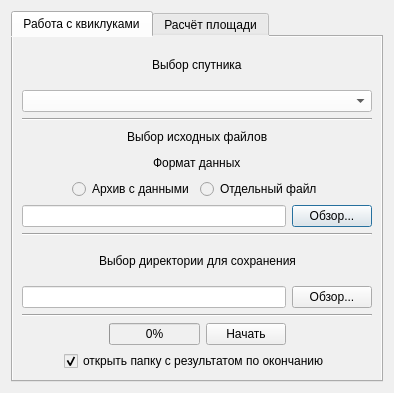
Before: the Qt Designer form helper_main_dialog_base.ui in bazzile/helper, drawn with Qt 5.
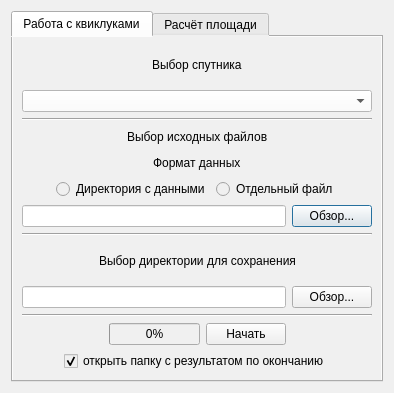
After: the same form once the commit is applied.

Commit message: добавлен файловый диалог

What changed in the file:
```diff
--- a/helper_main_dialog_base.ui
+++ b/helper_main_dialog_base.ui
@@ -184,7 +184,7 @@
              <item>
               <widget class="QRadioButton" name="radioButton_2">
                <property name="text">
-                <string>Архив с данными</string>
+                <string>Директория с данными</string>
                </property>
               </widget>
              </item>
```
